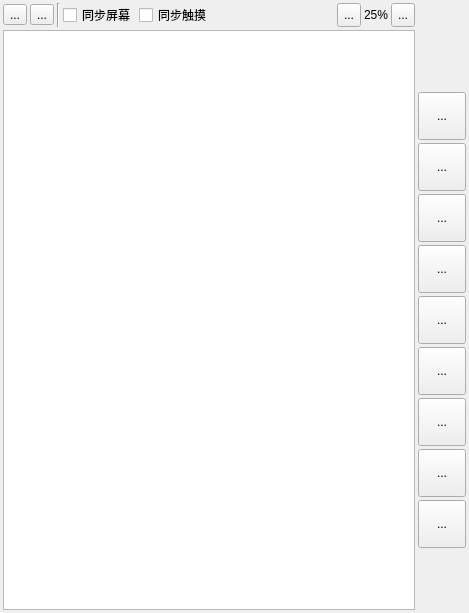
LeZheng/Canary-Adb, file cdeviceeditform.ui: the form before one commit.
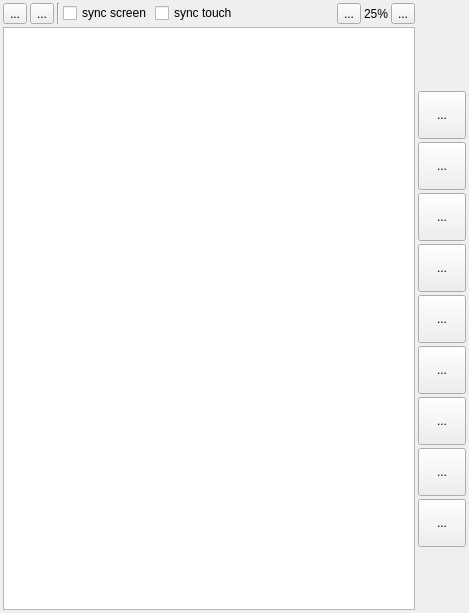
The form after the commit. Icons and pictures are not drawn.

What changed in the file:
```diff
--- a/cdeviceeditform.ui
+++ b/cdeviceeditform.ui
@@ -370,14 +370,14 @@
      <item>
       <widget class="QCheckBox" name="syncScreenCheckBox">
        <property name="text">
-        <string>同步屏幕</string>
+        <string>sync screen</string>
        </property>
       </widget>
      </item>
      <item>
       <widget class="QCheckBox" name="syncTouchCheckBox">
        <property name="text">
-        <string>同步触摸</string>
+        <string>sync touch</string>
        </property>
       </widget>
      </item>
```
